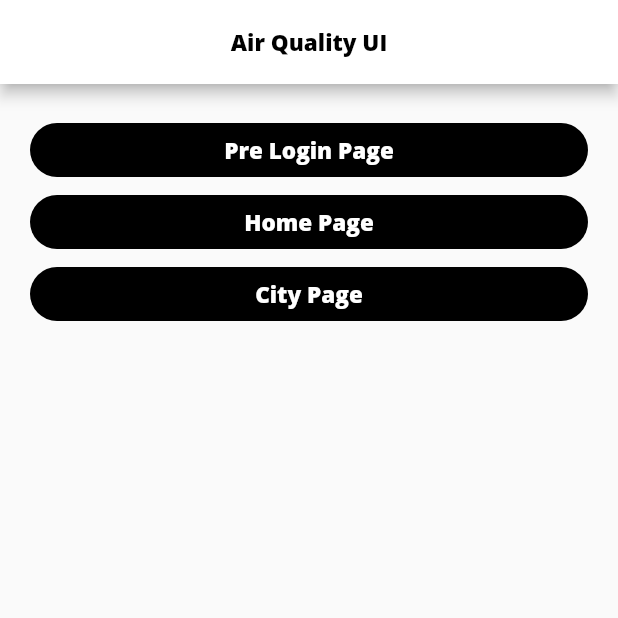
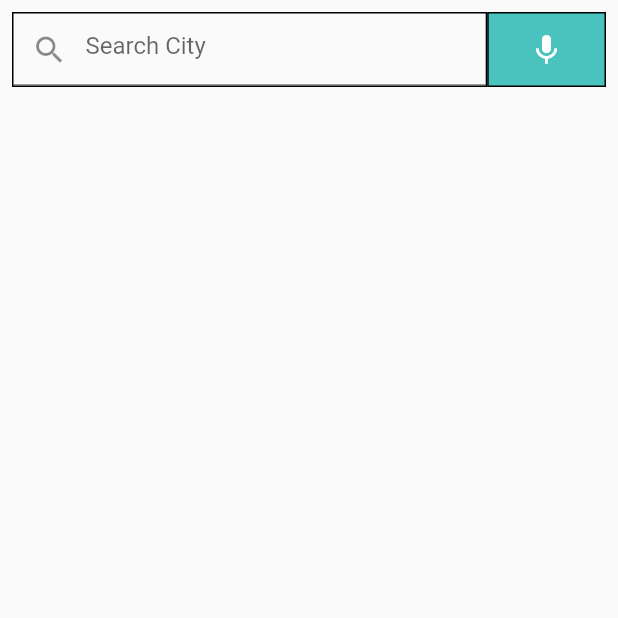
Before and after one commit to yashkhokhar28/Air-Quality-UI-Flutter, a Flutter app: the DemoPage screen opened directly, on a phone screen of 412 x 824 dp, the top half of it. Run offline on Flutter 3.47's test engine with Material 2 defaults, Android fonts, the phone set to English and light mode, and no system bars; our stand-ins replace google_fonts.

Commit message:
some chnages

```diff
--- a/lib/demopage.dart
+++ b/lib/demopage.dart
@@ -1,8 +1,4 @@
-import 'package:airqualityui/citypage.dart';
-import 'package:airqualityui/homepage.dart';
-import 'package:airqualityui/pre_login_page.dart';
 import 'package:flutter/material.dart';
-import 'package:google_fonts/google_fonts.dart';
 
 class DemoPage extends StatefulWidget {
   const DemoPage({super.key});
@@ -14,90 +10,127 @@ class DemoPage extends StatefulWidget {
 class _DemoPageState extends State<DemoPage> {
   @override
   Widget build(BuildContext context) {
-    return Scaffold(
-      appBar: AppBar(
-        centerTitle: true,
-        title: Text(
-          "Air Quality UI",
-          style: GoogleFonts.openSans(
-            fontWeight: FontWeight.w900,
-            fontSize: 15,
-            color: Colors.black,
+    return SafeArea(
+      child: Scaffold(
+        body: Padding(
+          padding: const EdgeInsets.all(8.0),
+          child: Row(
+            children: [
+              Expanded(
+                flex: 4,
+                child: Container(
+                  padding: EdgeInsets.all(0),
+                  decoration: BoxDecoration(
+                    border: Border.all(color: Colors.black),
+                  ),
+                  child: TextField(
+                    decoration: InputDecoration(
+                      hintText: "Search City",
+                      prefixIcon: Icon(Icons.search),
                     ),
                   ),
-        backgroundColor: Colors.white,
                 ),
-      body: Padding(
-        padding: const EdgeInsets.all(20),
-        child: Column(
-          crossAxisAlignment: CrossAxisAlignment.stretch,
-          children: [
-            TextButton(
-              onPressed: () {
-                Navigator.of(context).push(
-                  MaterialPageRoute(
-                    builder: (builder) => PreLoginPage(),
               ),
-                );
-              },
-              child: Text(
-                "Pre Login Page",
-                style: GoogleFonts.openSans(
-                  fontWeight: FontWeight.w900,
-                  fontSize: 15,
+              Expanded(
+                child: Container(
+                  padding: EdgeInsets.all(12),
+                  decoration: BoxDecoration(
+                    border: Border.all(color: Colors.black),
+                    color: Color.fromARGB(255, 74, 195, 191),
+                  ),
+                  child: Icon(
+                    Icons.mic,
                     color: Colors.white,
                   ),
-              ),
-              style: TextButton.styleFrom(
-                  shape: StadiumBorder(),
-                  backgroundColor: Colors.black
-              ),
-            ),
-            TextButton(
-              onPressed: () {
-                Navigator.of(context).push(
-                  MaterialPageRoute(
-                    builder: (builder) => HomePage(),
-                  ),
-                );
-              },
-              child: Text(
-                "Home Page",
-                style: GoogleFonts.openSans(
-                  fontWeight: FontWeight.w900,
-                  fontSize: 15,
-                  color: Colors.white,
-                ),
-              ),
-              style: TextButton.styleFrom(
-                  shape: StadiumBorder(),
-                  backgroundColor: Colors.black
-              ),
-            ),
-            TextButton(
-              onPressed: () {
-                Navigator.of(context).push(
-                  MaterialPageRoute(
-                    builder: (builder) => CityPage(),
-                  ),
-                );
-              },
-              child: Text(
-                "City Page",
-                style: GoogleFonts.openSans(
-                  fontWeight: FontWeight.w900,
-                  fontSize: 15,
-                  color: Colors.white,
-                ),
-              ),
-              style: TextButton.styleFrom(
-                shape: StadiumBorder(),
-                backgroundColor: Colors.black
                 ),
               ),
             ],
           ),
         ),
+        //   appBar: AppBar(
+        //     centerTitle: true,
+        //     title: Text(
+        //       "Air Quality UI",
+        //       style: GoogleFonts.openSans(
+        //         fontWeight: FontWeight.w900,
+        //         fontSize: 15,
+        //         color: Colors.black,
+        //       ),
+        //     ),
+        //     backgroundColor: Colors.white,
+        //   ),
+        //   body: Padding(
+        //     padding: const EdgeInsets.all(20),
+        //     child: Column(
+        //       crossAxisAlignment: CrossAxisAlignment.stretch,
+        //       children: [
+        //         TextButton(
+        //           onPressed: () {
+        //             Navigator.of(context).push(
+        //               MaterialPageRoute(
+        //                 builder: (builder) => PreLoginPage(),
+        //               ),
+        //             );
+        //           },
+        //           child: Text(
+        //             "Pre Login Page",
+        //             style: GoogleFonts.openSans(
+        //               fontWeight: FontWeight.w900,
+        //               fontSize: 15,
+        //               color: Colors.white,
+        //             ),
+        //           ),
+        //           style: TextButton.styleFrom(
+        //               shape: StadiumBorder(),
+        //               backgroundColor: Colors.black
+        //           ),
+        //         ),
+        //         TextButton(
+        //           onPressed: () {
+        //             Navigator.of(context).push(
+        //               MaterialPageRoute(
+        //                 builder: (builder) => HomePage(),
+        //               ),
+        //             );
+        //           },
+        //           child: Text(
+        //             "Home Page",
+        //             style: GoogleFonts.openSans(
+        //               fontWeight: FontWeight.w900,
+        //               fontSize: 15,
+        //               color: Colors.white,
+        //             ),
+        //           ),
+        //           style: TextButton.styleFrom(
+        //               shape: StadiumBorder(),
+        //               backgroundColor: Colors.black
+        //           ),
+        //         ),
+        //         TextButton(
+        //           onPressed: () {
+        //             Navigator.of(context).push(
+        //               MaterialPageRoute(
+        //                 builder: (builder) => CityPage(),
+        //               ),
+        //             );
+        //           },
+        //           child: Text(
+        //             "City Page",
+        //             style: GoogleFonts.openSans(
+        //               fontWeight: FontWeight.w900,
+        //               fontSize: 15,
+        //               color: Colors.white,
+        //             ),
+        //           ),
+        //           style: TextButton.styleFrom(
+        //             shape: StadiumBorder(),
+        //             backgroundColor: Colors.black
+        //           ),
+        //         ),
+        //       ],
+        //     ),
+        //   ),
+      ),
     );
   }
 }
--- a/lib/main.dart
+++ b/lib/main.dart
@@ -7,7 +7,7 @@ void main() {
   runApp(
     MaterialApp(
       debugShowCheckedModeBanner: false,
-      home: const DemoPage(),
+      home: const PreLoginPage(),
     ),
   );
 }
```
Also changed, not shown: lib/homepage.dart (+19 -10 lines), lib/pre_login_page.dart (+32 -5 lines). Lines whose indentation alone changed are shown as unchanged.
